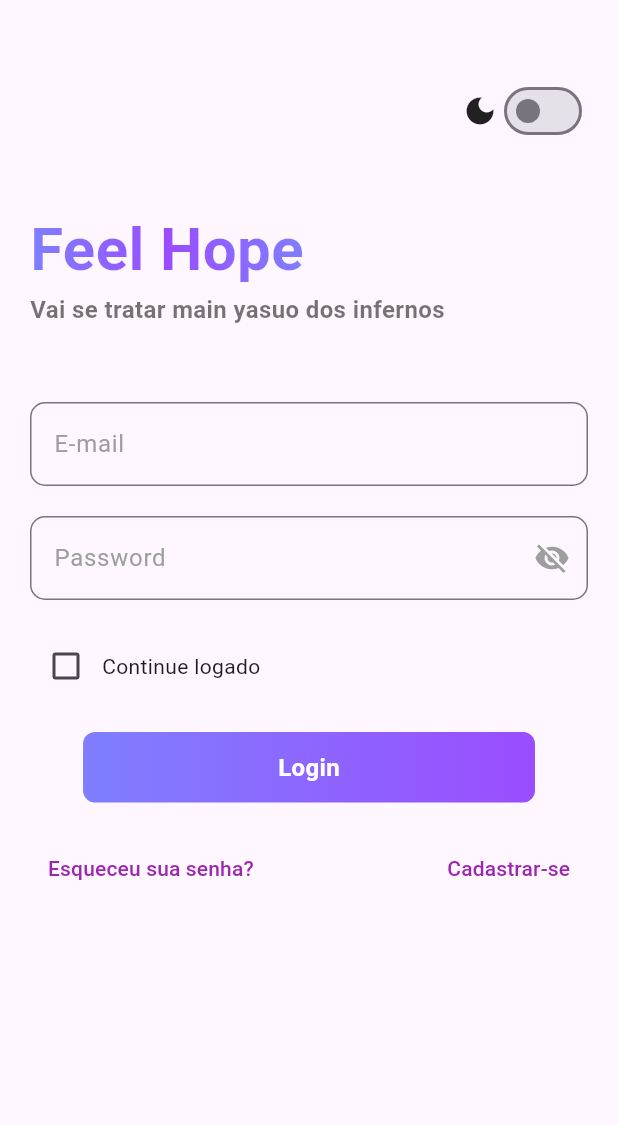
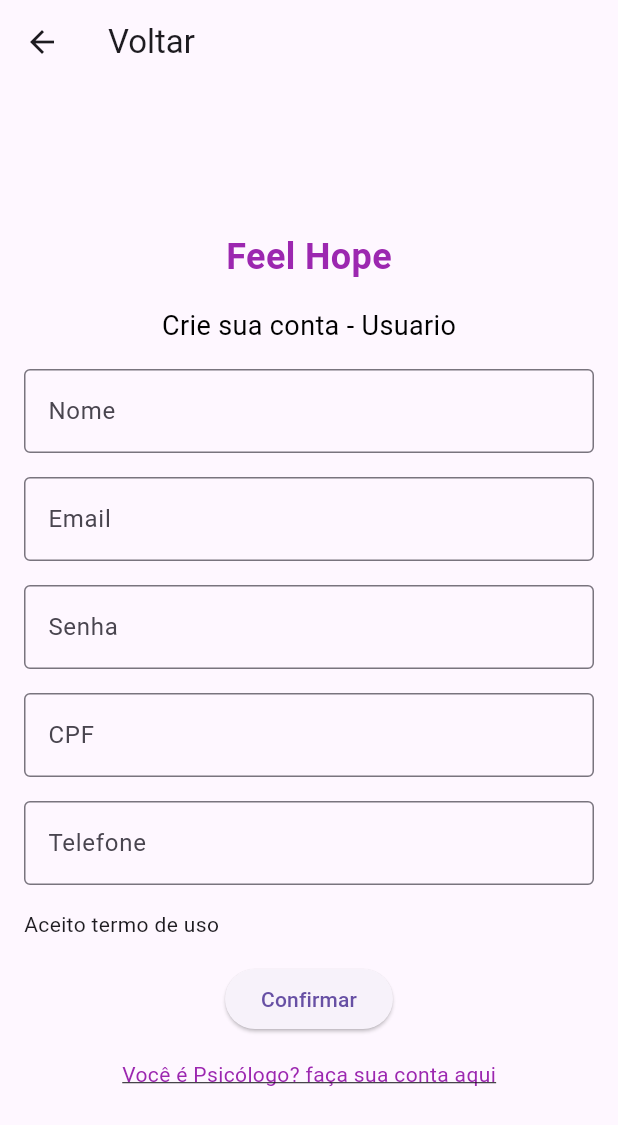
Before and after one commit to DaviTaiyo/FeelHope-FrontEnd, a Flutter app: the screen it shows after launch, after a tap on "Cadastrar-se", on a phone screen of 412 x 824 dp. Shown: the top 1125 px of the screen. Run offline on Flutter 3.47's test engine with Material 3 defaults, Android fonts, the light colour scheme and no system bars; our stand-ins replace dio; accounts and stored records are empty.

Commit message:
telasResgistros
paginas para registar usuario e pacientes, falta apenas fazer um checkbox para os termos e deixa-los como botão para ir para os termos

```diff
--- a/lib/presentation/views/loginScreen.dart
+++ b/lib/presentation/views/loginScreen.dart
@@ -1,6 +1,7 @@
 import 'package:feelhope/components/gradiente_button.dart';
 import 'package:feelhope/components/gradiente_text.dart';
 import 'package:feelhope/components/themeNotifier.dart';
+import 'package:feelhope/presentation/views/userRegistrationScreen.dart';
 import 'package:flutter/material.dart';
 import '../state/login_state.dart';
 import 'package:provider/provider.dart';
@@ -90,7 +91,7 @@ class _LoginscreenState extends State<Loginscreen> {
                             value: false,
                             onChanged: (bool? value) {},
                           ),
-                          Text("Continue logado"),
+                          Text("Continue Conectado"),
                         ],
                       ),
                       SizedBox(height: 20),
@@ -119,7 +120,12 @@ class _LoginscreenState extends State<Loginscreen> {
                           TextButton(
                             child: Text("Cadastrar-se",
                                 style: TextStyle(color: Colors.purple)),
-                            onPressed: () {},
+                            onPressed: () {Navigator.push(
+                              context, MaterialPageRoute(
+                                builder: (context) => UserRegistrationScreen()
+                                ),
+                              );
+                            },
                           ),
                         ],
                       ),
--- /dev/null
+++ b/lib/presentation/views/userRegistrationScreen.dart
@@ -0,0 +1,118 @@
+import 'package:feelhope/presentation/views/psychologistRegistrationScreen.dart';
+import 'package:flutter/material.dart';
+
+
+class UserRegistrationScreen extends StatefulWidget {
+  @override
+  State<UserRegistrationScreen> createState() => _UserRegistrationScreenState();
+}
+
+class _UserRegistrationScreenState extends State <UserRegistrationScreen>  {
+
+  @override
+  Widget build(BuildContext context) {
+    return Scaffold(
+      appBar: AppBar(
+        title: Text("Voltar"),
+        leading: IconButton(
+          icon: Icon(Icons.arrow_back),
+          onPressed: () {
+            Navigator.pop(context);
+          },
+        ),
+      ),
+      body: Padding(
+        padding: const EdgeInsets.all(16.0),
+        child: Center(
+          child: SingleChildScrollView(
+            child: Column(
+              mainAxisAlignment: MainAxisAlignment.center,
+              children: [
+                Text(
+                  'Feel Hope',
+                  style: TextStyle(
+                    fontSize: 24,
+                    fontWeight: FontWeight.bold,
+                    color: Colors.purple
+                  ),
+                ),
+                SizedBox(height: 16),
+                Text(
+                  "Crie sua conta - Usuario",
+
+                  style: TextStyle(
+                    fontSize: 18,
+                    color: Colors.black
+                  ),
+                ),
+                SizedBox(height: 16),
+                TextField(
+                  decoration: InputDecoration(
+                    labelText: "Nome",
+                    border: OutlineInputBorder(),
+                  ),
+                ),
+                SizedBox(height: 16),
+                TextField(
+                  decoration: InputDecoration(
+                    labelText: "Email",
+                    border: OutlineInputBorder(),
+                  ),
+                ),
+                SizedBox(height: 16),
+                TextField(
+                  decoration: InputDecoration(
+                    labelText: "Senha",
+                    border: OutlineInputBorder(),
+                  ),
+                  obscureText: true,
+                ),
+                SizedBox(height: 16),
+                TextField(
+                  decoration: InputDecoration(
+                    labelText: "CPF",
+                    border: OutlineInputBorder(),
+                  ),
+                ),
+                SizedBox(height: 16),
+                TextField(
+                  decoration: InputDecoration(
+                    labelText: "Telefone",
+                    border: OutlineInputBorder(),
+                  ),
+                ),
+                SizedBox(height: 16),
+                Row(
+                  children: [
+                    Text("Aceito termo de uso")
+                  ],
+                ),
+                SizedBox(height: 16),
+                ElevatedButton(
+                  onPressed: () {},
+                  child: Text("Confirmar"),
+                ),
+                SizedBox(height: 16),
+                GestureDetector(
+                  onTap: () {Navigator.push(
+                    context, MaterialPageRoute(
+                      builder: (context) => PsychologistRegisterScreen()
+                    ),
+                  );
+                },
+                child: Text(
+                  "Você é Psicólogo? faça sua conta aqui",
+                  style: TextStyle(
+                    color: Colors.purple,
+                    decoration: TextDecoration.underline,
+                    ),
+                  ),
+                ),
+              ],
+            ),
+          ),
+        ),
+      )
+    );
+  }
+}
```
Also changed, not shown: lib/presentation/views/psychologistRegistrationScreen.dart (added, +107 -0 lines).
